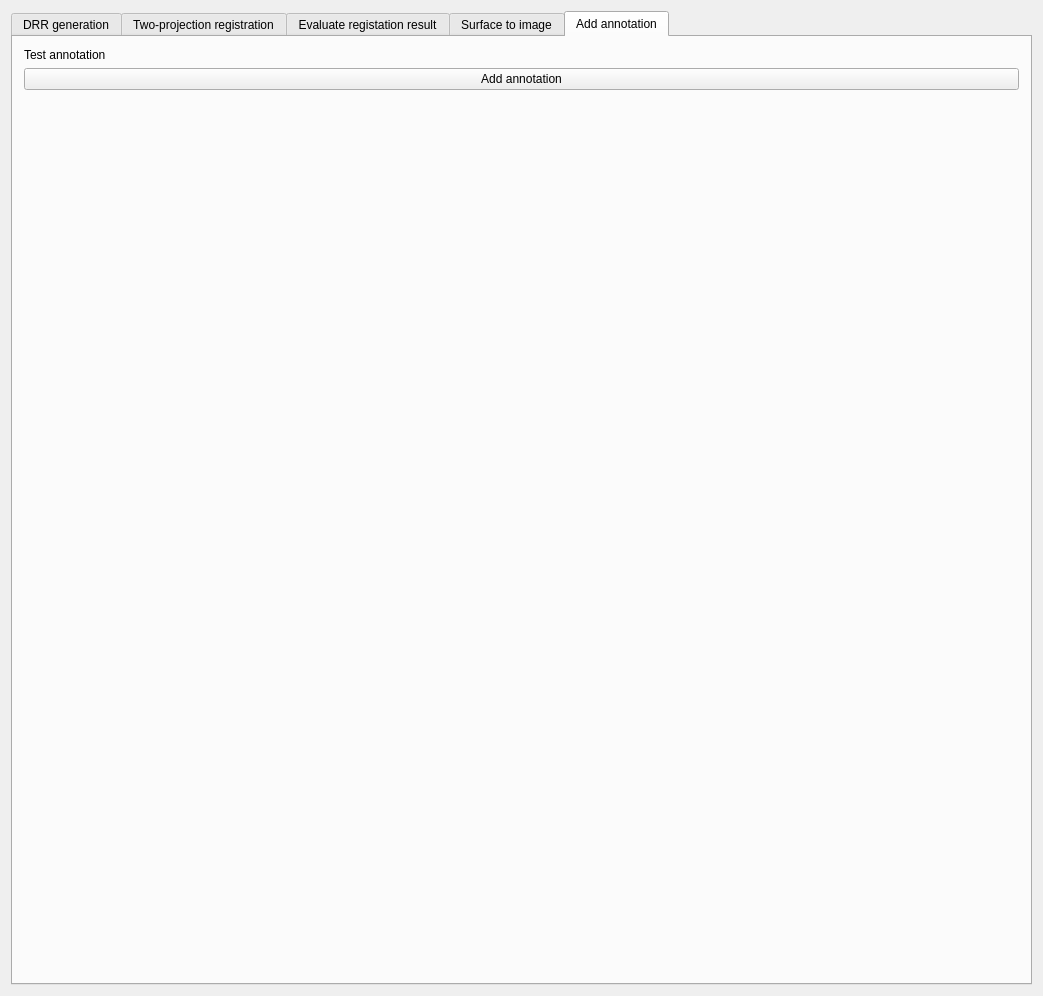
zzhou7/MITK_lancet, file Plugins/org.mitk.lancet.nodeeditor/src/internal/NodeEditorControls.ui: the form before one commit.
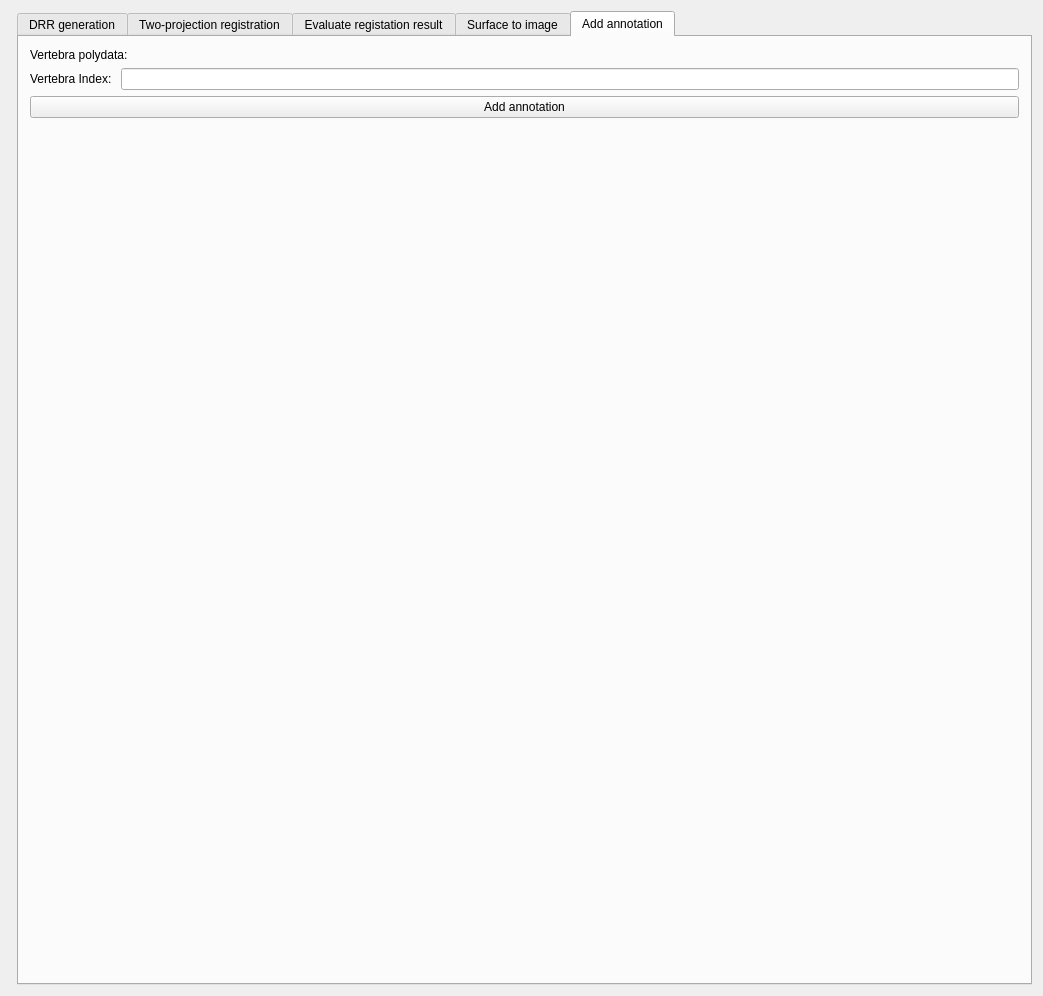
The form after the commit. Custom widgets are drawn as their Qt base class.

What changed in the file:
```diff
--- a/Plugins/org.mitk.lancet.nodeeditor/src/internal/NodeEditorControls.ui
+++ b/Plugins/org.mitk.lancet.nodeeditor/src/internal/NodeEditorControls.ui
@@ -19,8 +19,8 @@
   <property name="windowTitle">
    <string>QmitkTemplate</string>
   </property>
-  <layout class="QVBoxLayout" name="verticalLayout_6">
-   <item>
+  <layout class="QFormLayout" name="formLayout">
+   <item row="0" column="1">
     <widget class="QTabWidget" name="tabWidget">
      <property name="currentIndex">
       <number>4</number>
@@ -1210,13 +1210,34 @@
       <attribute name="title">
        <string>Add annotation</string>
       </attribute>
-      <layout class="QVBoxLayout" name="verticalLayout_7">
+      <layout class="QVBoxLayout" name="verticalLayout_6">
        <item>
-        <widget class="QLabel" name="label_69">
-         <property name="text">
-          <string>Test annotation</string>
-         </property>
-        </widget>
+        <layout class="QHBoxLayout" name="horizontalLayout_34">
+         <item>
+          <widget class="QLabel" name="label_71">
+           <property name="text">
+            <string>Vertebra polydata: </string>
+           </property>
+          </widget>
+         </item>
+         <item>
+          <widget class="QmitkSingleNodeSelectionWidget" name="vertebraSingleNodeSelectionWidget" native="true"/>
+         </item>
+        </layout>
+       </item>
+       <item>
+        <layout class="QHBoxLayout" name="horizontalLayout_8">
+         <item>
+          <widget class="QLabel" name="label_70">
+           <property name="text">
+            <string>Vertebra Index: </string>
+           </property>
+          </widget>
+         </item>
+         <item>
+          <widget class="QLineEdit" name="vertebraNameLineEdit"/>
+         </item>
+        </layout>
        </item>
        <item>
         <widget class="QPushButton" name="addAnnotationPushButton">
@@ -1226,7 +1247,7 @@
         </widget>
        </item>
        <item>
-        <spacer name="verticalSpacer_2">
+        <spacer name="verticalSpacer_7">
          <property name="orientation">
           <enum>Qt::Vertical</enum>
          </property>
```
